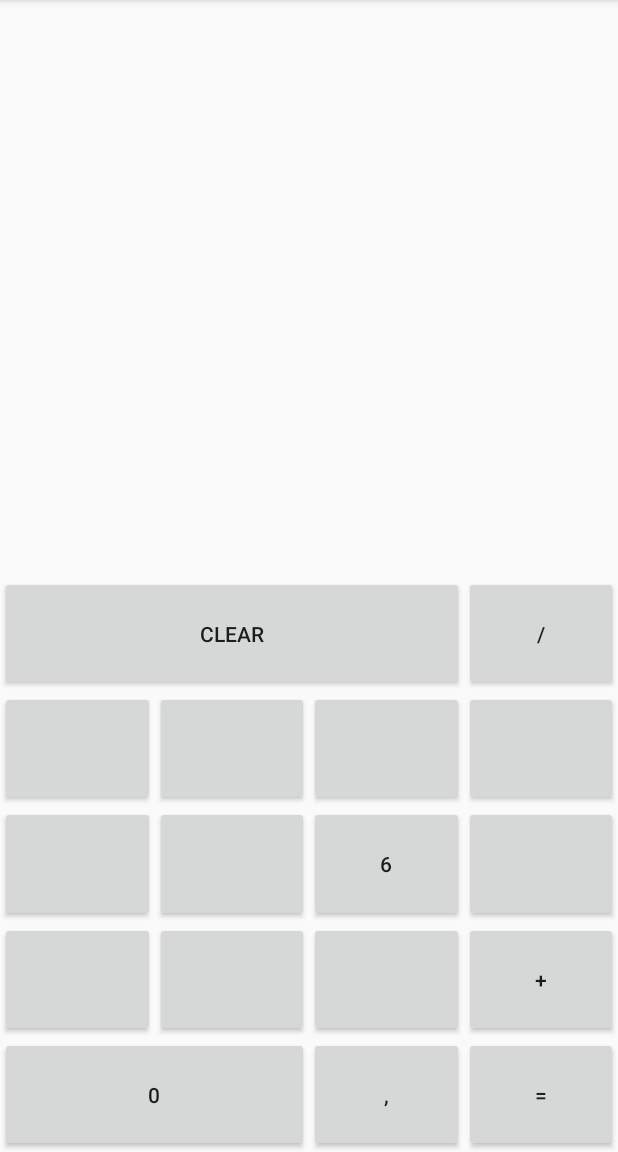
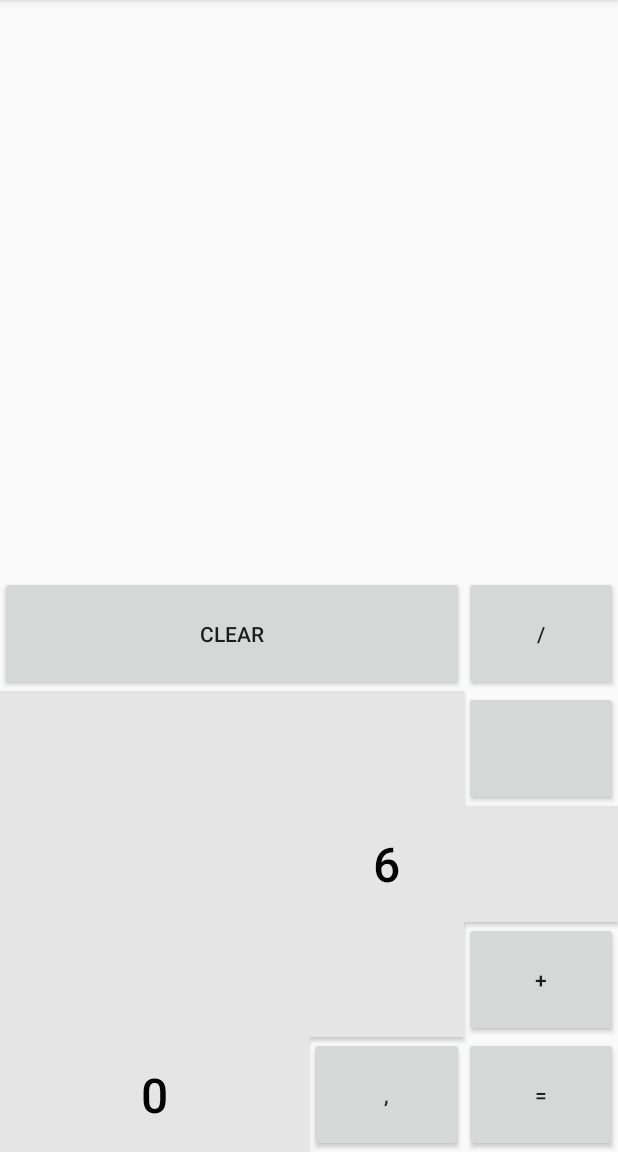
Before and after one commit to SheilaNieva/MiCalculadora, an Android app: the screen it shows after launch (MainActivity), on a phone screen of 412 x 824 dp, the part 84-1236 px from its top. Run offline under Robolectric (Android 15) with nearby library versions, the phone set to English and light mode, and no system bars.

Commit message:
Estilo asociado a numeros

```diff
--- a/app/src/main/res/layout/activity_main.xml
+++ b/app/src/main/res/layout/activity_main.xml
@@ -106,6 +106,7 @@
         android:layout_width="0dp"
         android:layout_height="0dp"
         android:text="@string/botonCero"
+        style="@style/NumberButton"
         app:layout_constraintBottom_toTopOf="@id/gHor1"
         app:layout_constraintEnd_toStartOf="@id/gVer3"
         app:layout_constraintStart_toEndOf="@+id/gVer1"
@@ -145,6 +146,7 @@
         android:id="@+id/btn1"
         android:layout_width="0dp"
         android:layout_height="0dp"
+        style="@style/NumberButton"
         app:layout_constraintBottom_toTopOf="@id/gHor2"
         app:layout_constraintEnd_toStartOf="@id/gVer2"
         app:layout_constraintStart_toEndOf="@+id/gVer1"
@@ -155,6 +157,7 @@
         android:id="@+id/btn2"
         android:layout_width="0dp"
         android:layout_height="0dp"
+        style="@style/NumberButton"
         app:layout_constraintBottom_toTopOf="@id/gHor2"
         app:layout_constraintEnd_toStartOf="@id/gVer3"
         app:layout_constraintStart_toEndOf="@+id/gVer2"
@@ -165,6 +168,7 @@
         android:id="@+id/bt3"
         android:layout_width="0dp"
         android:layout_height="0dp"
+        style="@style/NumberButton"
         app:layout_constraintBottom_toTopOf="@id/gHor2"
         app:layout_constraintEnd_toStartOf="@id/gVer4"
         app:layout_constraintStart_toEndOf="@+id/gVer3"
@@ -175,6 +179,7 @@
         android:id="@+id/btn4"
         android:layout_width="0dp"
         android:layout_height="0dp"
+        style="@style/NumberButton"
         app:layout_constraintBottom_toTopOf="@id/gHor3"
         app:layout_constraintEnd_toStartOf="@id/gVer2"
         app:layout_constraintStart_toEndOf="@+id/gVer1"
@@ -185,6 +190,7 @@
         android:id="@+id/btn5"
         android:layout_width="0dp"
         android:layout_height="0dp"
+        style="@style/NumberButton"
         app:layout_constraintBottom_toTopOf="@id/gHor3"
         app:layout_constraintEnd_toStartOf="@id/gVer3"
         app:layout_constraintStart_toEndOf="@+id/gVer2"
@@ -196,6 +202,7 @@
         android:layout_width="0dp"
         android:layout_height="0dp"
         android:text="@string/botonSeis"
+        style="@style/NumberButton"
         app:layout_constraintBottom_toTopOf="@id/gHor3"
         app:layout_constraintEnd_toStartOf="@id/gVer4"
         app:layout_constraintStart_toEndOf="@+id/gVer3"
@@ -205,6 +212,7 @@
         android:id="@+id/btnMinus"
         android:layout_width="0dp"
         android:layout_height="0dp"
+        style="@style/NumberButton"
         app:layout_constraintBottom_toTopOf="@id/gHor3"
         app:layout_constraintEnd_toStartOf="@id/gVer5"
         app:layout_constraintStart_toEndOf="@+id/gVer4"
@@ -215,6 +223,7 @@
         android:id="@+id/btn7"
         android:layout_width="0dp"
         android:layout_height="0dp"
+        style="@style/NumberButton"
         app:layout_constraintBottom_toTopOf="@id/gHor4"
         app:layout_constraintEnd_toStartOf="@id/gVer2"
         app:layout_constraintStart_toEndOf="@+id/gVer1"
@@ -225,6 +234,7 @@
         android:id="@+id/btn8"
         android:layout_width="0dp"
         android:layout_height="0dp"
+        style="@style/NumberButton"
         app:layout_constraintBottom_toTopOf="@id/gHor4"
         app:layout_constraintEnd_toStartOf="@id/gVer3"
         app:layout_constraintStart_toEndOf="@+id/gVer2"
@@ -235,6 +245,7 @@
         android:id="@+id/btn9"
         android:layout_width="0dp"
         android:layout_height="0dp"
+        style="@style/NumberButton"
         app:layout_constraintBottom_toTopOf="@id/gHor4"
         app:layout_constraintEnd_toStartOf="@id/gVer4"
         app:layout_constraintStart_toEndOf="@+id/gVer3"
```
Also changed, not shown: app/src/main/res/values/styles.xml (line endings or trailing spaces).
